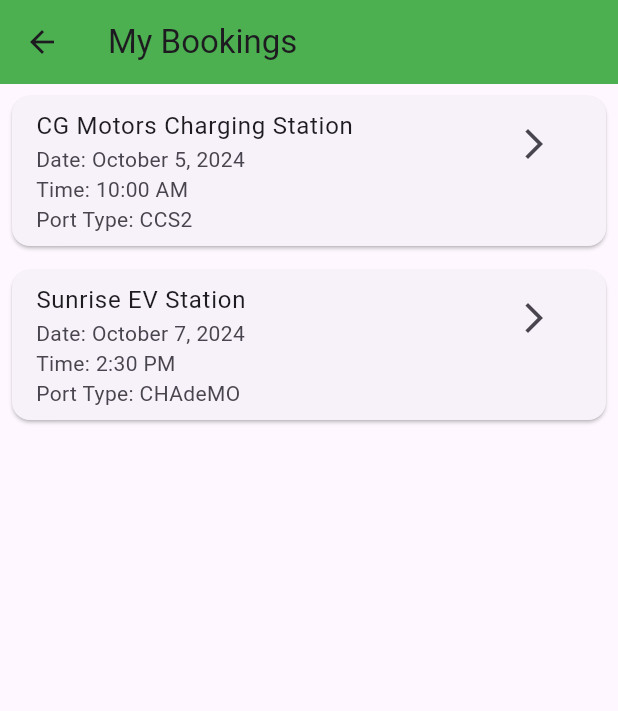
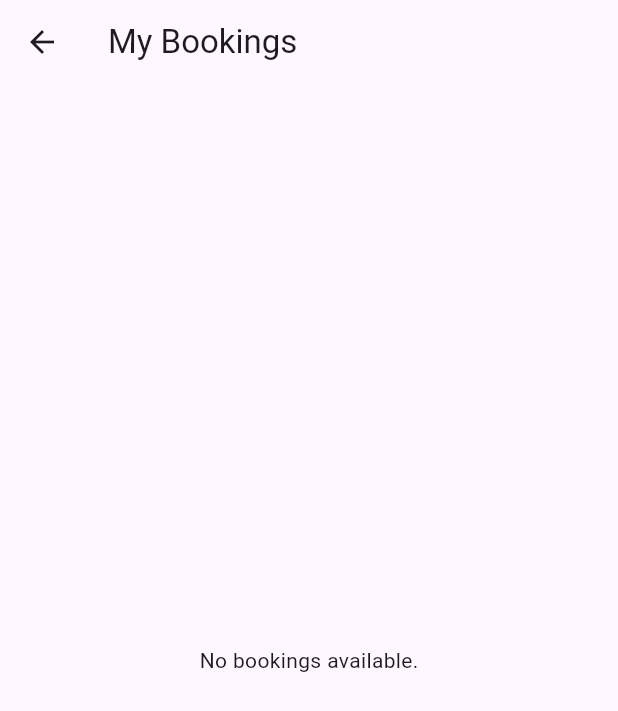
Before and after one commit to sumitdhamala/electrio, a Flutter app: the MyBookingsScreen screen opened directly, on a phone screen of 412 x 824 dp. Shown: the top 711 px of the screen. Run offline on Flutter 3.47's test engine with Material 3 defaults, Android fonts, the phone set to English and light mode, and no system bars; our stand-ins replace curved_navigation_bar, email_validator, google_maps_flutter, image_picker.

Commit message:
my bookings ui done

```diff
--- /dev/null
+++ b/lib/provider/booking_provider.dart
@@ -0,0 +1,13 @@
+import 'package:electrio/model/booking_model.dart';
+import 'package:flutter/material.dart';
+
+class BookingProvider with ChangeNotifier {
+  List<Booking> _bookings = [];
+
+  List<Booking> get bookings => _bookings;
+
+  void addBooking(Booking booking) {
+    _bookings.add(booking);
+    notifyListeners(); // Notify listeners to update the UI
+  }
+}
--- a/lib/view/mybooking.dart
+++ b/lib/view/mybooking.dart
@@ -1,60 +1,33 @@
-import 'package:electrio/view/booking_details.dart';
+import 'package:electrio/provider/booking_provider.dart';
 import 'package:flutter/material.dart';
+import 'package:provider/provider.dart';
 
 class MyBookingsScreen extends StatelessWidget {
-  // Sample booking data
-  final List<Map<String, String>> bookings = [
-    {
-      'stationName': 'CG Motors Charging Station',
-      'date': 'October 5, 2024',
-      'time': '10:00 AM',
-      'portType': 'CCS2',
-    },
-    {
-      'stationName': 'Sunrise EV Station',
-      'date': 'October 7, 2024',
-      'time': '2:30 PM',
-      'portType': 'CHAdeMO',
-    },
-  ];
-
   @override
   Widget build(BuildContext context) {
     return Scaffold(
-      appBar: AppBar(
-        title: const Text('My Bookings'),
-        backgroundColor: Colors.green, // Green AppBar
-      ),
-      body: ListView.builder(
-        itemCount: bookings.length,
+      appBar: AppBar(title: const Text('My Bookings')),
+      body: Consumer<BookingProvider>(
+        builder: (context, bookingProvider, child) {
+          if (bookingProvider.bookings.isEmpty) {
+            return Center(child: Text('No bookings available.'));
+          }
+
+          return ListView.builder(
+            itemCount: bookingProvider.bookings.length,
             itemBuilder: (context, index) {
-          final booking = bookings[index];
+              final booking = bookingProvider.bookings[index];
               return Card(
                 margin: const EdgeInsets.all(8.0),
                 child: ListTile(
-              title: Text(booking['stationName']!),
+                  title: Text(booking.stationName),
                   subtitle: Text(
-                'Date: ${booking['date']!}\nTime: ${booking['time']!}\nPort Type: ${booking['portType']!}',
+                    'Date: ${booking.date}\nTime: ${booking.time}\nPort Type: ${booking.portType}',
                   ),
                   isThreeLine: true,
-              trailing: IconButton(
-                icon: const Icon(Icons.arrow_forward_ios),
-                onPressed: () {
-                  // Navigate to BookingDetailsScreen with booking details
-                  Navigator.push(
-                    context,
-                    MaterialPageRoute(
-                      builder: (context) => BookingDetailsScreen(
-                        stationName: booking['stationName']!,
-                        date: booking['date']!,
-                        time: booking['time']!,
-                        portType: booking['portType']!,
-                      ),
                 ),
               );
             },
-              ),
-            ),
           );
         },
       ),
```
Also changed, not shown: lib/main.dart (+7 -3 lines), lib/view/home/map.dart (+115 -7 lines), lib/view/reservation_screen.dart (+22 -11 lines). Lines whose indentation alone changed are shown as unchanged.
